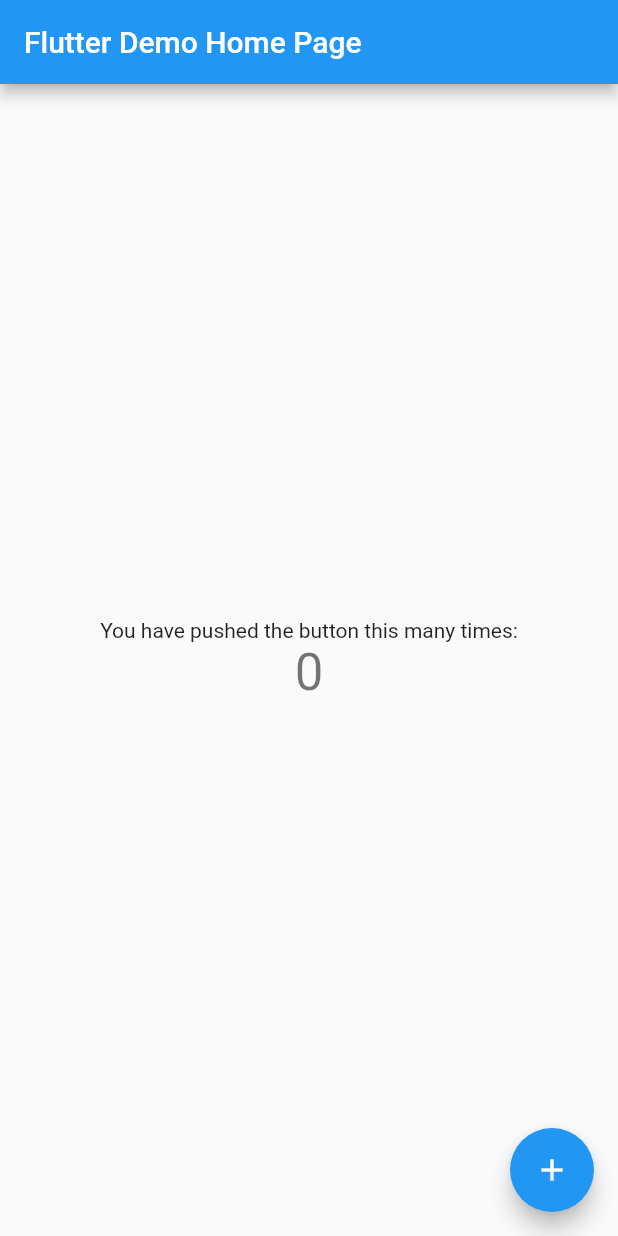
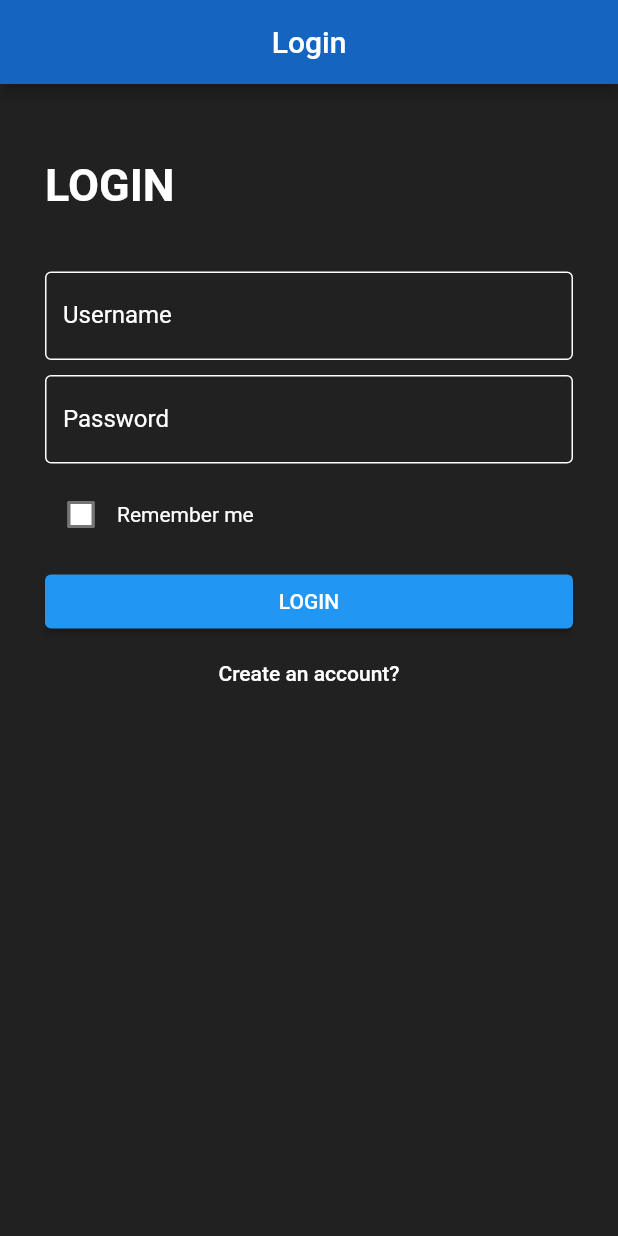
Before and after one commit to RaIsseMa/MaCloud_Flutter, a Flutter app: the screen it shows after launch, on a phone screen of 412 x 824 dp. Run offline on Flutter 3.47's test engine with Material 2 defaults, Android fonts, the phone set to English and light mode, and no system bars.

Commit message:
Created login interface. login method works. remains: -handling error. -adjust page size.

```diff
--- /dev/null
+++ b/lib/auth/auth_functions.dart
@@ -0,0 +1,31 @@
+import 'package:http/http.dart';
+import 'dart:convert';
+import 'package:ma_cloud_app/auth/user.dart';
+import 'package:ma_cloud_app/settings/settings.dart' as settings;
+
+class Auth{
+
+  Future<User?> login(String userName,String password) async{
+    print('send request');
+    Response resp = await post(
+      Uri.parse('${settings.url}users/login'),
+      body: {
+        'username':userName,
+        'password':password
+      }
+    );
+
+    var data = jsonDecode(resp.body);
+    print(data['user']['username']);
+    Map userResp = data['user'];
+    var user = User(
+      userName: userResp['username'],
+      userId: userResp['user_id'],
+      accessToken: data["access_token"],
+      refreshToken: data["refresh_token"]
+    );
+
+
+    return user;
+  }
+}
--- /dev/null
+++ b/lib/auth/user.dart
@@ -0,0 +1,13 @@
+class User {
+
+  late String userName;
+  late int userId;
+  late String accessToken;
+  late String refreshToken;
+
+  User({required this.userName,
+    required this.userId,
+    required this.accessToken,
+    required this.refreshToken
+  });
+}
--- a/lib/main.dart
+++ b/lib/main.dart
@@ -1,115 +1,12 @@
+import 'package:flutter/cupertino.dart';
 import 'package:flutter/material.dart';
+import 'package:ma_cloud_app/pages/login.dart';
 
 void main() {
-  runApp(const MyApp());
+  runApp(MaterialApp(
+    initialRoute: '/',
+    routes:{
+      '/':(context)=>const Login(),
+    },
+  ));
 }
-
-class MyApp extends StatelessWidget {
-  const MyApp({Key? key}) : super(key: key);
-
-  // This widget is the root of your application.
-  @override
-  Widget build(BuildContext context) {
-    return MaterialApp(
-      title: 'Flutter Demo',
-      theme: ThemeData(
-        // This is the theme of your application.
-        //
-        // Try running your application with "flutter run". You'll see the
-        // application has a blue toolbar. Then, without quitting the app, try
-        // changing the primarySwatch below to Colors.green and then invoke
-        // "hot reload" (press "r" in the console where you ran "flutter run",
-        // or simply save your changes to "hot reload" in a Flutter IDE).
-        // Notice that the counter didn't reset back to zero; the application
-        // is not restarted.
-        primarySwatch: Colors.blue,
-      ),
-      home: const MyHomePage(title: 'Flutter Demo Home Page'),
-    );
-  }
-}
-
-class MyHomePage extends StatefulWidget {
-  const MyHomePage({Key? key, required this.title}) : super(key: key);
-
-  // This widget is the home page of your application. It is stateful, meaning
-  // that it has a State object (defined below) that contains fields that affect
-  // how it looks.
-
-  // This class is the configuration for the state. It holds the values (in this
-  // case the title) provided by the parent (in this case the App widget) and
-  // used by the build method of the State. Fields in a Widget subclass are
-  // always marked "final".
-
-  final String title;
-
-  @override
-  State<MyHomePage> createState() => _MyHomePageState();
-}
-
-class _MyHomePageState extends State<MyHomePage> {
-  int _counter = 0;
-
-  void _incrementCounter() {
-    setState(() {
-      // This call to setState tells the Flutter framework that something has
-      // changed in this State, which causes it to rerun the build method below
-      // so that the display can reflect the updated values. If we changed
-      // _counter without calling setState(), then the build method would not be
-      // called again, and so nothing would appear to happen.
-      _counter++;
-    });
-  }
-
-  @override
-  Widget build(BuildContext context) {
-    // This method is rerun every time setState is called, for instance as done
-    // by the _incrementCounter method above.
-    //
-    // The Flutter framework has been optimized to make rerunning build methods
-    // fast, so that you can just rebuild anything that needs updating rather
-    // than having to individually change instances of widgets.
-    return Scaffold(
-      appBar: AppBar(
-        // Here we take the value from the MyHomePage object that was created by
-        // the App.build method, and use it to set our appbar title.
-        title: Text(widget.title),
-      ),
-      body: Center(
-        // Center is a layout widget. It takes a single child and positions it
-        // in the middle of the parent.
-        child: Column(
-          // Column is also a layout widget. It takes a list of children and
-          // arranges them vertically. By default, it sizes itself to fit its
-          // children horizontally, and tries to be as tall as its parent.
-          //
-          // Invoke "debug painting" (press "p" in the console, choose the
-          // "Toggle Debug Paint" action from the Flutter Inspector in Android
-          // Studio, or the "Toggle Debug Paint" command in Visual Studio Code)
-          // to see the wireframe for each widget.
-          //
-          // Column has various properties to control how it sizes itself and
-          // how it positions its children. Here we use mainAxisAlignment to
-          // center the children vertically; the main axis here is the vertical
-          // axis because Columns are vertical (the cross axis would be
-          // horizontal).
-          mainAxisAlignment: MainAxisAlignment.center,
-          children: <Widget>[
-            const Text(
-              'You have pushed the button this many times:',
-            ),
-            Text(
-              '$_counter',
-              style: Theme.of(context).textTheme.headline4,
-            ),
-          ],
-        ),
-      ),
-      floatingActionButton: FloatingActionButton(
-        onPressed: _incrementCounter,
-        tooltip: 'Increment',
-        child: const Icon(Icons.add),
-      ), // This trailing comma makes auto-formatting nicer for build methods.
-    );
-  }
-}
--- /dev/null
+++ b/lib/pages/login.dart
@@ -0,0 +1,145 @@
+import 'package:flutter/cupertino.dart';
+import 'package:flutter/material.dart';
+import 'package:ma_cloud_app/auth/auth_functions.dart' as auth;
+
+class Login extends StatefulWidget {
+  const Login({Key? key}) : super(key: key);
+
+  @override
+  State<Login> createState() => _LoginState();
+}
+
+class _LoginState extends State<Login> {
+  bool isRememberMeChecked = false;
+  var usernameController = TextEditingController();
+  var passwordController = TextEditingController();
+
+
+  Color getColor(Set<MaterialState> states) {
+    const Set<MaterialState> interactiveStates = <MaterialState>{
+      MaterialState.pressed,
+      MaterialState.hovered,
+      MaterialState.focused,
+    };
+    if (states.any(interactiveStates.contains)) {
+      return Colors.white;
+    }
+    return Colors.white;
+  }
+
+  void login() async {
+    var user = await auth.Auth().login(usernameController.text,passwordController.text);
+    print("user name : ${user!.userName}");
+  }
+
+  @override
+  Widget build(BuildContext context) {
+    return Scaffold(
+        backgroundColor: Colors.grey[900],
+        appBar: AppBar(
+          title: const Text('Login'),
+          centerTitle: true,
+          backgroundColor: Colors.blue[800],
+        ),
+        body: SingleChildScrollView(
+          child: Padding(
+              padding: const EdgeInsets.fromLTRB(30.0, 50.0, 30.0, 0.0),
+              child: Column(
+                crossAxisAlignment: CrossAxisAlignment.stretch,
+                children:  [
+                  const Text(
+                    'LOGIN',
+                    style: TextStyle(
+                        color: Colors.white,
+                        fontWeight: FontWeight.bold,
+                        fontSize: 30.0),
+                  ),
+                  const SizedBox(height: 40.0),
+                  TextField(
+                    controller: usernameController,
+                    style: const TextStyle(color: Colors.white),
+                    decoration: const InputDecoration(
+                      enabledBorder:  OutlineInputBorder(
+                          borderSide:  BorderSide(
+                            color: Colors.white,
+                            width: 1.0,
+                          )
+                      ),
+                      focusedBorder: OutlineInputBorder(
+                          borderSide: BorderSide(
+                              color: Colors.white,
+                              width : 3.0
+                          )
+                      ),
+                      labelText: 'Username',
+                      labelStyle: TextStyle(
+                        color: Colors.white,
+                      ),
+                    ),
+                  ),
+                  const SizedBox(height: 10.0,),
+                  TextField(
+                    controller: passwordController,
+                    obscureText: true,
+                    style: const TextStyle(color: Colors.white),
+                    decoration: const InputDecoration(
+                      enabledBorder:  OutlineInputBorder(
+                          borderSide:  BorderSide(
+                            color: Colors.white,
+                            width: 1.0,
+                          )
+                      ),
+                      focusedBorder: OutlineInputBorder(
+                          borderSide: BorderSide(
+                              color: Colors.white,
+                              width : 3.0
+                          )
+                      ),
+                      labelText: 'Password',
+                      labelStyle: TextStyle(
+                        color: Colors.white,
+                      ),
+                    ),
+                  ),
+                  const SizedBox(height:10.0),
+                  Row(
+                    children: [
+                      Checkbox(
+                        value: isRememberMeChecked,
+                        onChanged: (bool? value){
+                          setState(() {
+                            isRememberMeChecked = value!;
+                          });
+                        },
+                        checkColor: Colors.blue,
+                        fillColor: MaterialStateProperty.resolveWith(getColor),
+
+                      ),
+                      const Text("Remember me",
+                        style: TextStyle(
+                            color: Colors.white
+                        ),)
+                    ],
+                  ),
+                  const SizedBox(height: 10.0,),
+                  ElevatedButton(
+                      onPressed: login,
+                      style: ElevatedButton.styleFrom(
+                          primary: Colors.blue
+                      ),
+                      child: const Text(
+                        'LOGIN',
+                        style: TextStyle(color: Colors.white),
+                      )
+                  ),
+                  TextButton(
+                      onPressed: (){},
+                      child: const Text(
+                        'Create an account?',
+                        style: TextStyle(color: Colors.white),
+                      ))
+                ],
+              )),
+        ));
+  }
+}
--- /dev/null
+++ b/lib/settings/settings.dart
@@ -0,0 +1,3 @@
+String localHost = "192.168.1.89";
+String port = "9000";
+String url = "http://$localHost:$port/";
--- a/pubspec.yaml
+++ b/pubspec.yaml
@@ -29,6 +29,8 @@ environment:
 dependencies:
   flutter:
     sdk: flutter
+
+  http: ^0.13.3
 
 
   # The following adds the Cupertino Icons font to your application.
```
Also changed, not shown: pubspec.lock, 1 other file.
